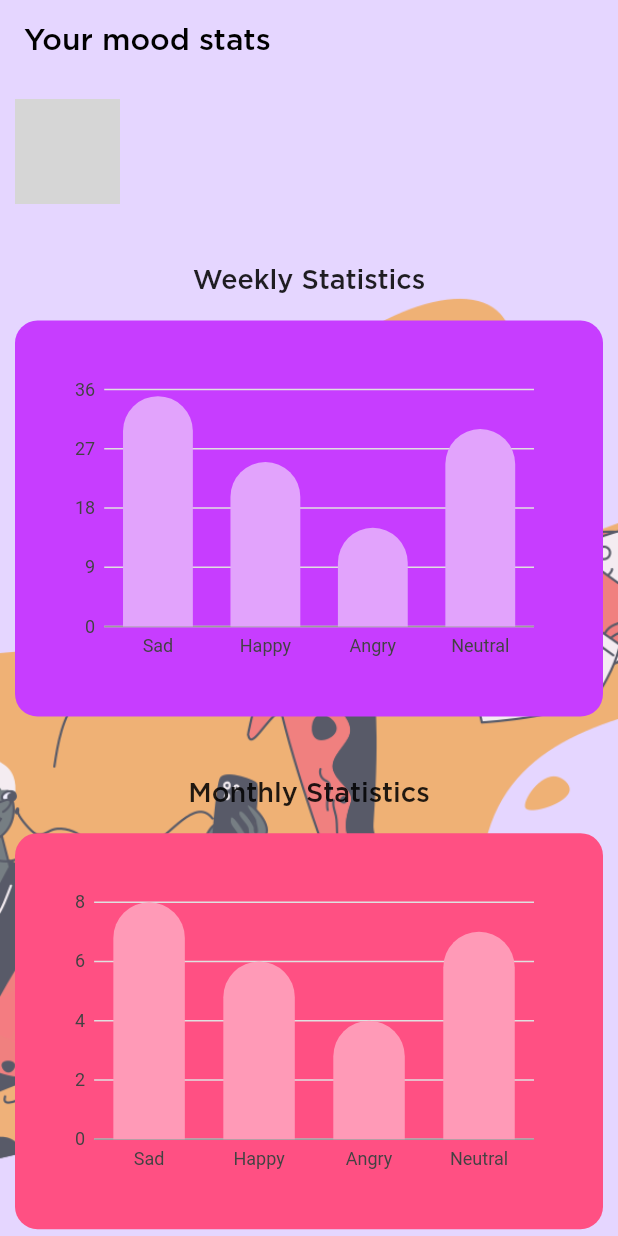
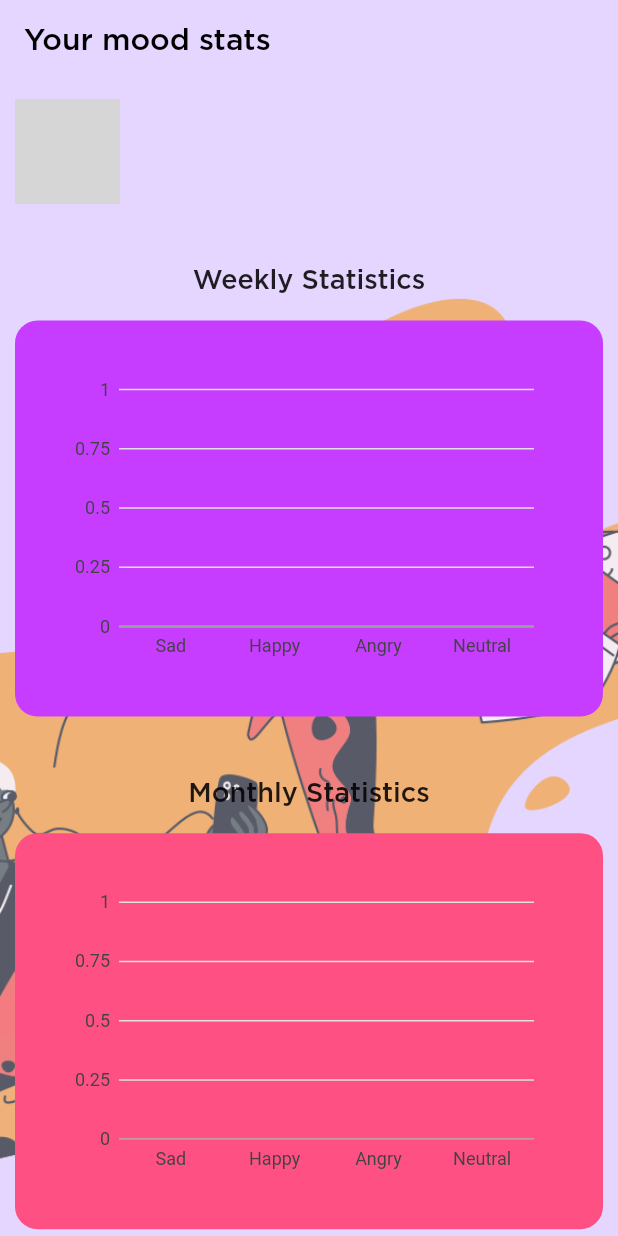
Before and after one commit to ameysunu/F8-Refresh, a Flutter app: the Stats screen opened directly with empty values, on a phone screen of 412 x 824 dp. Run offline on Flutter 3.47's test engine with Material 2 defaults, Android fonts, the phone set to English and light mode, and no system bars; our stand-ins replace charts_flutter, cloud_firestore, firebase_core, flutter_slidable, google_fonts, hexcolor and 1 more; missing offline and left inert: flutter_facebook_login; accounts and stored records are empty; network calls fail; grey boxes are pictures that could not be loaded.

Commit message:
rtm stats added

```diff
--- a/lib/pages/stats.dart
+++ b/lib/pages/stats.dart
@@ -1,6 +1,7 @@
 import 'package:flutter/material.dart';
 import 'package:hexcolor/hexcolor.dart';
 import 'package:charts_flutter/flutter.dart' as charts;
+import 'witchat.dart' as witchat;
 
 class Stats extends StatefulWidget {
   final String name, image;
@@ -22,18 +23,22 @@ class ClicksPerYear {
 class _StatsState extends State<Stats> {
   @override
   Widget build(BuildContext context) {
+    var sad = witchat.sad;
+    var happy = witchat.happy;
+    var angry = witchat.angry;
+
     var data = [
-      ClicksPerYear('Sad', 35, HexColor('#E2A3FC')),
-      ClicksPerYear('Happy', 25, HexColor('#E2A3FC')),
-      ClicksPerYear('Angry', 15, HexColor('#E2A3FC')),
-      ClicksPerYear('Neutral', 30, HexColor('#E2A3FC')),
+      ClicksPerYear('Sad', sad, HexColor('#E2A3FC')),
+      ClicksPerYear('Happy', happy, HexColor('#E2A3FC')),
+      ClicksPerYear('Angry', angry, HexColor('#E2A3FC')),
+      ClicksPerYear('Neutral', 0, HexColor('#E2A3FC')),
     ];
 
     var weeklyData = [
-      ClicksPerYear('Sad', 8, HexColor('#FF9AB7')),
-      ClicksPerYear('Happy', 6, HexColor('#FF9AB7')),
-      ClicksPerYear('Angry', 4, HexColor('#FF9AB7')),
-      ClicksPerYear('Neutral', 7, HexColor('#FF9AB7')),
+      ClicksPerYear('Sad', (sad / 4).round(), HexColor('#FF9AB7')),
+      ClicksPerYear('Happy', (happy / 4).round(), HexColor('#FF9AB7')),
+      ClicksPerYear('Angry', (angry / 4).round(), HexColor('#FF9AB7')),
+      ClicksPerYear('Neutral', 0, HexColor('#FF9AB7')),
     ];
 
     var series = [
--- a/lib/pages/witchat.dart
+++ b/lib/pages/witchat.dart
@@ -10,6 +10,9 @@ final titleController = TextEditingController();
 // var botvalue = "Do you want to vent?";
 var botvalue = '';
 bool _visible = true;
+var sad = 0;
+var happy = 0;
+var angry = 0;
 
 class WitChat extends StatefulWidget {
   WitChat({Key key}) : super(key: key);
@@ -222,10 +225,16 @@ Future<String> fetchPost() async {
     print(json.decode(response.body));
     var witop = json.decode(response.body);
     if (witop['traits']['wit\$sentiment'][0]['value'] == "negative") {
+      if ("${titleController.text}" == "angry") {
+        angry = angry + 1;
+      } else {
+        sad = sad + 1;
+      }
       botvalue =
           "So sorry to hear that. Did you try writing your mood down? If you didn't, I highly recommend you do so. It will help you relax a little bit.";
     } else if (witop['traits']['wit\$sentiment'][0]['value'] == "positive") {
       botvalue = "Yay! So excited";
+      happy = happy + 1;
     } else {
       botvalue =
           "Go back to mood and write it off. I promise it will be our lil secret.";
```
